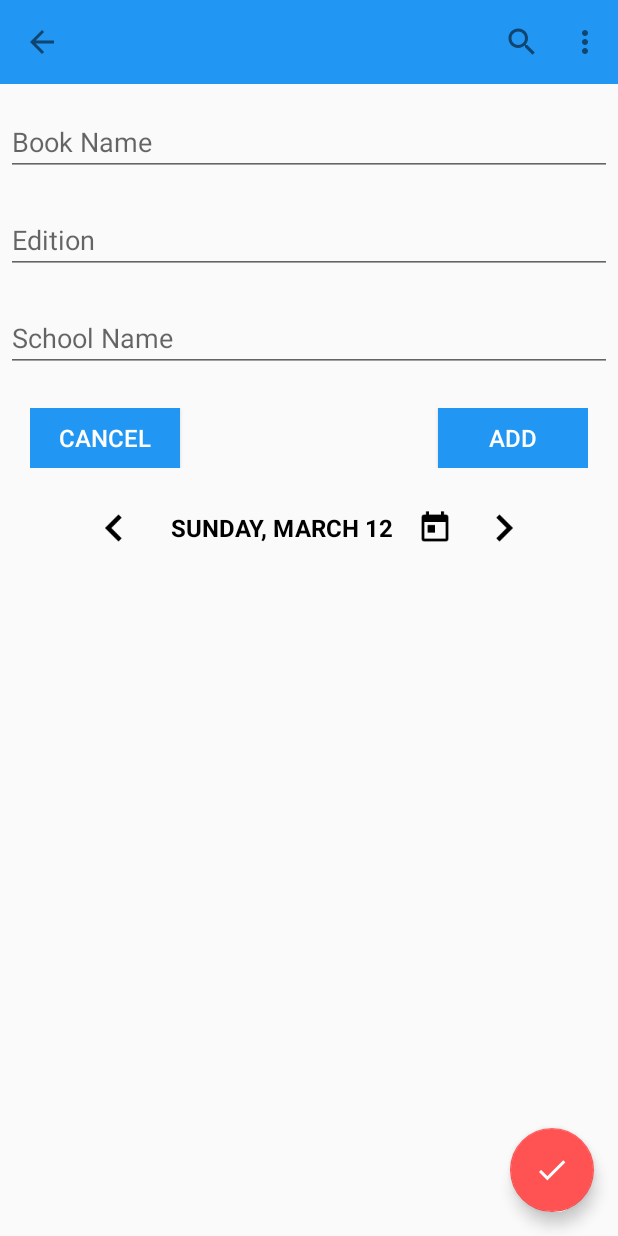
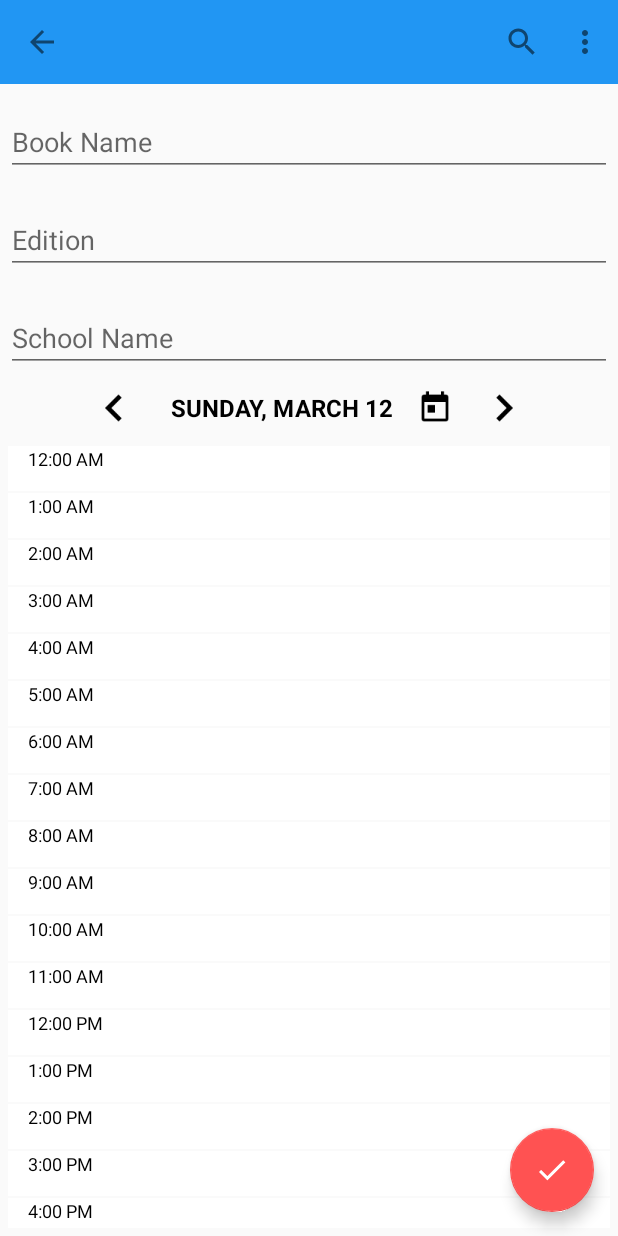
Before and after one commit to srswamy/nhacks16, an Android app: the fragment AddBookDetailsFragment placed in its activity, on a phone screen of 412 x 824 dp. Run offline under Robolectric (Android 15) with nearby library versions, the phone set to English and light mode, and no system bars; libraries missing offline, so code that uses them is left out: com.alamkanak.weekview.

Commit message:
add timing ui for book rent

```diff
--- a/app/src/main/java/com/nhacks/share/Adapters/TimeViewAdapter.java
+++ b/app/src/main/java/com/nhacks/share/Adapters/TimeViewAdapter.java
@@ -8,6 +8,7 @@ import android.support.v7.widget.RecyclerView;
 import android.view.LayoutInflater;
 import android.view.View;
 import android.view.ViewGroup;
+import android.widget.LinearLayout;
 import android.widget.TextView;
 
 import com.nhacks.share.Fragments.AddBookDetailsFragment;
@@ -19,12 +20,13 @@ import java.util.List;
  * Created by Sagar on 3/12/2016.
  */
 public class TimeViewAdapter extends RecyclerView.Adapter<TimeViewAdapter.MyViewHolder> {
-    List<String> timeData;
+    int[] times;
     private LayoutInflater inflater;
     Context context;
-    public TimeViewAdapter(FragmentActivity activity, List<String> timeData) {
+
+    public TimeViewAdapter(FragmentActivity activity, int[] times) {
         super();
-        this.timeData = timeData;
+        this.times = times;
         this.context = activity;
         inflater = LayoutInflater.from(context);
     }
@@ -37,39 +39,56 @@ public class TimeViewAdapter extends RecyclerView.Adapter<TimeViewAdapter.MyView
         return holder;
     }
 
-    public void updateList(List<String> timeData){
-        this.timeData.clear();
-        this.timeData = timeData;
-    }
-
     @Override
     public void onBindViewHolder(MyViewHolder holder, int position) {
-        String current = timeData.get(position);
-        holder.tv.setText(current);
+        String t = "";
+        if(position == 0){
+            t = "12:00 AM";
+        }
+        else if (position < 12){
+            t = t + Integer.toString(position) + ":00 AM";
+        }
+        else if (position == 12) {
+            t = "12:00 PM";
+        }
+        else{
+            t = t + Integer.toString(position - 12) + ":00 PM";
+        }
+
+        holder.tv.setText(t);
+
+        if (times[position] == 1) {
+            holder.bar.setVisibility(View.VISIBLE);
+        } else {
+            holder.bar.setVisibility(View.GONE);
+        }
+
     }
 
     @Override
     public int getItemCount() {
-        return timeData.size();
+        return 24;
     }
 
-    class MyViewHolder extends RecyclerView.ViewHolder implements View.OnClickListener{
+    class MyViewHolder extends RecyclerView.ViewHolder {
         TextView tv;
+        View bar;
 
         public MyViewHolder(View itemView) {
             super(itemView);
-
-            tv = (TextView) itemView.findViewById(R.id.name);
-            tv.setOnClickListener(this);
+            bar = (View) itemView.findViewById(R.id.colored_bar);
+            tv = (TextView) itemView.findViewById(R.id.time1am);
+            itemView.setOnClickListener(new View.OnClickListener() {
+                @Override
+                public void onClick(View v) {
+                    if (bar.getVisibility() == View.GONE) {
+                        bar.setVisibility(View.VISIBLE);
+                    } else {
+                        bar.setVisibility(View.GONE);
+                    }
+                }
+            });
         }
 
-        @Override
-        public void onClick(View view) {
-            AddBookDetailsFragment myFragment = new AddBookDetailsFragment();
-
-            Bundle args = new Bundle();
-            args.putString("category", timeData.get(getPosition()));
-            myFragment.setArguments(args);
-        }
     }
 }
--- a/app/src/main/java/com/nhacks/share/Fragments/AddBookDetailsFragment.java
+++ b/app/src/main/java/com/nhacks/share/Fragments/AddBookDetailsFragment.java
@@ -70,13 +70,12 @@ public class AddBookDetailsFragment extends Fragment {
         calenderView = (ImageView) layout.findViewById(R.id.datePicker);
         mNextDay = (ImageView) layout.findViewById(R.id.nextDayBtn);
         mPrevDay = (ImageView) layout.findViewById(R.id.prevDayBtn);
-        Button addBook = (Button) layout.findViewById(R.id.add_btn);
-        Button cancel = (Button) layout.findViewById(R.id.cancel_btn);
-        mRecyclerView = (RecyclerView) layout.findViewById(R.id.logsRecyclerView);
+        mRecyclerView = (RecyclerView) layout.findViewById(R.id.timeRecyclerView);
 
-        addBook.setOnClickListener(new View.OnClickListener() {
+        mFloatingSaveButton = (FloatingActionButton) layout.findViewById(R.id.floatingSaveBookButton);
+        mFloatingSaveButton.setOnClickListener(new View.OnClickListener() {
             @Override
-            public void onClick(View view) {
+            public void onClick(View v) {
                 Book book = new Book();
                 String name = bookName.getText().toString();
                 String edition = bookEdition.getText().toString();
@@ -96,13 +95,6 @@ public class AddBookDetailsFragment extends Fragment {
                 if (!school.equals("")) {
 
                 }
-            }
-        });
-
-        mFloatingSaveButton = (FloatingActionButton) layout.findViewById(R.id.floatingSaveBookButton);
-        mFloatingSaveButton.setOnClickListener(new View.OnClickListener() {
-            @Override
-            public void onClick(View v) {
                 getActivity().finish();
             }
         });
@@ -156,9 +148,10 @@ public class AddBookDetailsFragment extends Fragment {
                 mSelectedDate = getNextDayDate(mSelectedDate);
             }
         });
+        mRecyclerView.setLayoutManager(new LinearLayoutManager(getContext()));
 
-        //mAdapter = new TimeViewAdapter(getActivity(), null);
-        //mRecyclerView.setAdapter(mAdapter);
+        mAdapter = new TimeViewAdapter(getActivity(), getTimes());
+        mRecyclerView.setAdapter(mAdapter);
 
     }
 
@@ -199,11 +192,13 @@ public class AddBookDetailsFragment extends Fragment {
         mDateView.setText(dateStr);
     }
 
-    public List<AvailableTime> getTimes(){
+    public int[] getTimes(){
 
-        List<AvailableTime> times = new ArrayList<>();
-
-        return times;
+        int[] timesAvailable = new int[24];
+        for(int i = 0; i < 24; i++){
+            timesAvailable[i] = 0;
+        }
+        return timesAvailable;
     }
 
     protected String getEventTitle(Calendar time) {
--- a/app/src/main/res/layout/l_add_book_data.xml
+++ b/app/src/main/res/layout/l_add_book_data.xml
@@ -42,34 +42,6 @@
             android:layout_marginTop="16dp"
             android:hint="School Name"
             android:inputType="text" />
-
-        <RelativeLayout
-            android:layout_width="match_parent"
-            android:layout_height="wrap_content"
-            android:padding="20dp">
-
-            <Button
-                android:id="@+id/cancel_btn"
-                android:layout_width="100dp"
-                android:layout_height="40dp"
-                android:layout_gravity="left"
-                android:background="@drawable/custom_btn_bg"
-                android:gravity="center"
-                android:text="Cancel"
-                android:textColor="#fff"
-                android:textSize="16dp" />
-
-            <Button
-                android:id="@+id/add_btn"
-                android:layout_width="100dp"
-                android:layout_height="40dp"
-                android:layout_alignParentEnd="true"
-                android:background="@drawable/custom_btn_bg"
-                android:gravity="center"
-                android:text="Add"
-                android:textColor="#fff"
-                android:textSize="16dp" />
-        </RelativeLayout>
 
         <LinearLayout
             android:layout_width="match_parent"
@@ -118,7 +90,7 @@
         </LinearLayout>
 
         <android.support.v7.widget.RecyclerView
-            android:id="@+id/logsRecyclerView"
+            android:id="@+id/timeRecyclerView"
             android:layout_width="match_parent"
             android:layout_height="wrap_content"
             android:padding="5dp" />
--- a/app/src/main/res/layout/l_time_row.xml
+++ b/app/src/main/res/layout/l_time_row.xml
@@ -1,7 +1,7 @@
 <?xml version="1.0" encoding="utf-8"?>
 <LinearLayout xmlns:android="http://schemas.android.com/apk/res/android"
     android:layout_width="match_parent"
-    android:layout_height="40dp"
+    android:layout_height="30dp"
     android:layout_marginBottom="1dp"
     android:background="#fff"
     android:orientation="vertical">
@@ -15,17 +15,17 @@
             android:id="@+id/time1am"
             android:layout_width="90dp"
             android:layout_height="wrap_content"
-            android:layout_gravity="center_vertical"
+            android:layout_gravity="top"
             android:layout_marginLeft="5dp"
-            android:padding="8dp"
+            android:paddingLeft="8dp"
             android:text="1:00 AM"
             android:textColor="@color/primaryText"
-            android:textSize="16dp" />
+            android:textSize="12dp" />
 
         <View
             android:id="@+id/colored_bar"
             android:layout_width="match_parent"
-            android:layout_height="20dp"
+            android:layout_height="15dp"
             android:layout_gravity="center_vertical"
             android:layout_marginRight="20dp"
             android:background="@android:color/darker_gray" />
```
Also changed, not shown: app/src/main/res/layout/gray_box.xml (added, +9 -0 lines).
